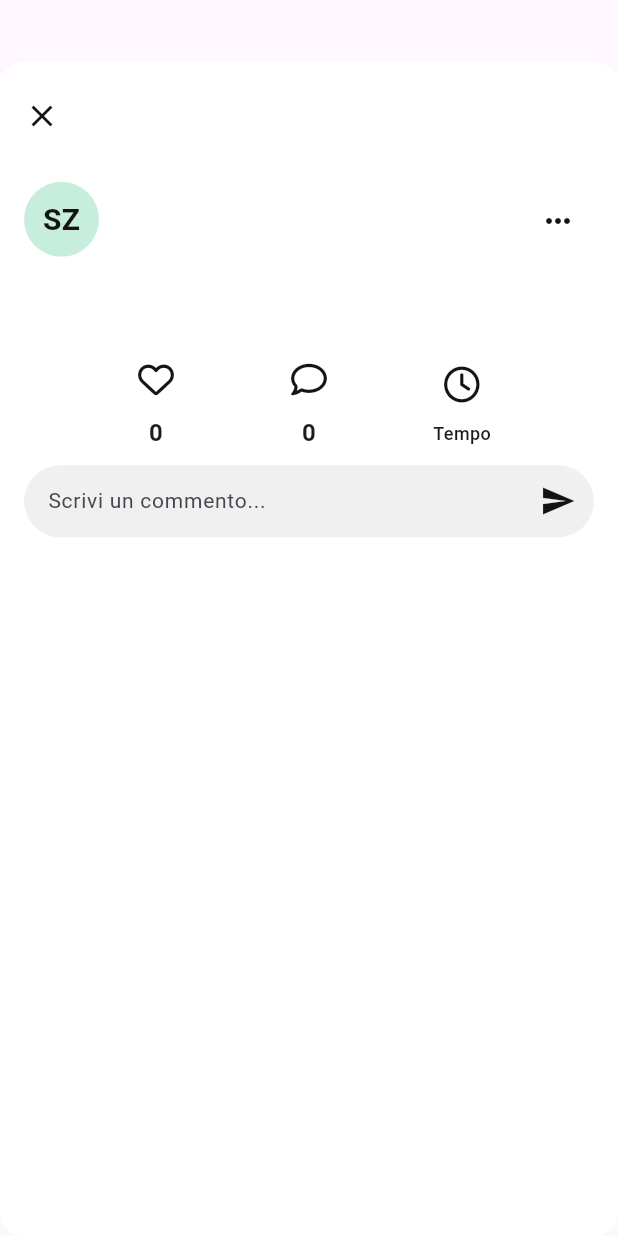
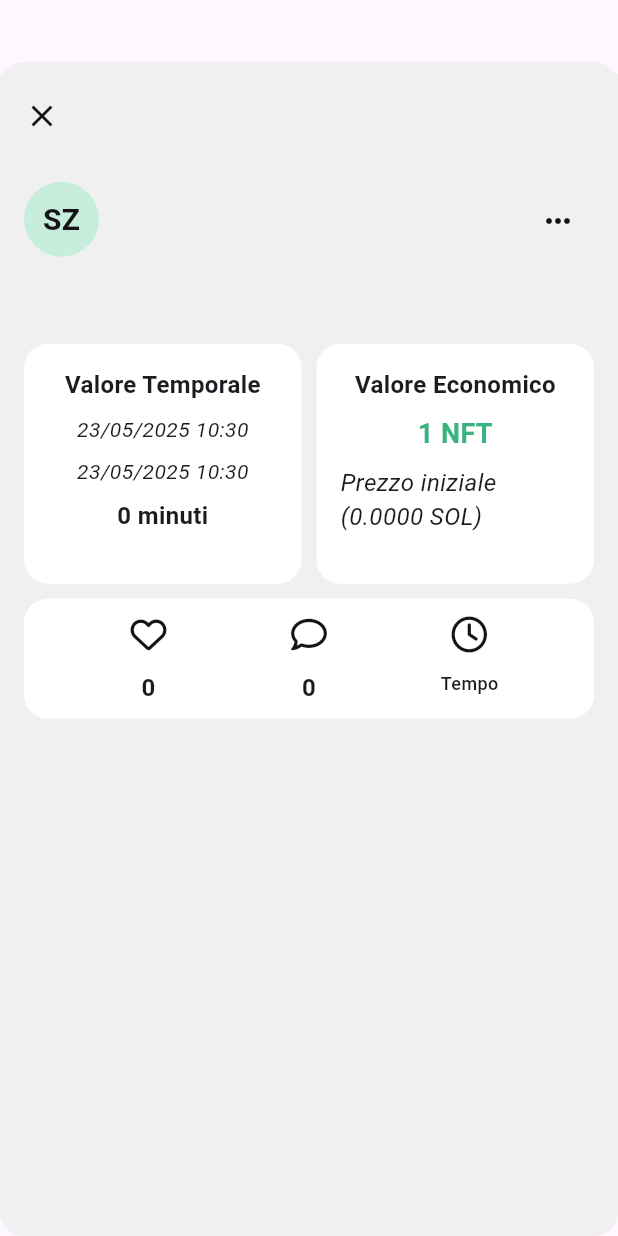
Before and after one commit to p4m-dev/quomia-app, a Flutter app: the BoxModal widget shown alone on an empty page, opened directly with empty values, on a phone screen of 412 x 824 dp. Run offline on Flutter 3.47's test engine with Material 3 defaults, Android fonts, the phone set to English and light mode, and no system bars; our stand-ins replace audioplayers, better_player, cached_network_image, carousel_slider, file_picker, firebase_auth and 10 more; missing offline and left inert: blurhash, video_thumbnail; accounts and stored records are empty; network calls fail; Roboto replaces fonts that are missing (DM Sans).

Commit message:
feat: added time and crypto info inside box modal

```diff
--- a/lib/designSystem/label.dart
+++ b/lib/designSystem/label.dart
@@ -5,13 +5,15 @@ class Label extends StatelessWidget {
   final double? fontSize;
   final FontWeight? fontWeight;
   final Color? color;
+  final FontStyle? fontStyle;
 
   const Label(
       {super.key,
       required this.data,
       this.fontSize,
       this.fontWeight,
-      this.color});
+      this.color,
+      this.fontStyle});
 
   @override
   Widget build(BuildContext context) {
@@ -20,6 +22,7 @@ class Label extends StatelessWidget {
             fontFamily: 'DM Sans',
             fontSize: fontSize ?? 16,
             fontWeight: fontWeight ?? FontWeight.w600,
+            fontStyle: fontStyle ?? FontStyle.normal,
             color: color));
   }
 }
--- a/lib/models/box/nft.dart
+++ b/lib/models/box/nft.dart
@@ -5,6 +5,7 @@ class NFT {
   String mintAddress;
   DateTime startDate;
   DateTime endDate;
+  double initialPrice;
 
   NFT(
       {required this.boxId,
@@ -12,16 +13,17 @@ class NFT {
       required this.uri,
       required this.mintAddress,
       required this.startDate,
-      required this.endDate});
+      required this.endDate,
+      required this.initialPrice});
 
   factory NFT.fromJson(Map<String, dynamic> json) {
     return NFT(
-      boxId: json['boxId'],
-      name: json['name'],
-      uri: json['uri'],
-      mintAddress: json['mintAddress'],
-      startDate: json['startDate'],
-      endDate: json['endDate'],
-    );
+        boxId: json['boxId'],
+        name: json['name'],
+        uri: json['uri'],
+        mintAddress: json['mintAddress'],
+        startDate: DateTime.parse(json['startDate']),
+        endDate: DateTime.parse(json['endDate']),
+        initialPrice: (json['initialPrice'] as num).toDouble());
   }
 }
--- a/lib/utils/date_utils.dart
+++ b/lib/utils/date_utils.dart
@@ -57,4 +57,20 @@ class CustomDateUtils {
   static String parseDate(DateTime dateTime) {
     return fullFormat.format(dateTime);
   }
+
+  static String formatDuration(DateTime startDate, DateTime endDate) {
+    final duration = endDate.difference(startDate);
+
+    if (duration.inMinutes < 60) {
+      return '${duration.inMinutes} minuti';
+    } else {
+      final hours = duration.inHours;
+      final minutes = duration.inMinutes.remainder(60);
+      if (minutes == 0) {
+        return '$hours ore';
+      } else {
+        return '$hours ore e $minutes minuti';
+      }
+    }
+  }
 }
--- a/lib/widgets/home/boxes/box_modal.dart
+++ b/lib/widgets/home/boxes/box_modal.dart
@@ -6,11 +6,13 @@ import 'package:font_awesome_flutter/font_awesome_flutter.dart';
 import 'package:quomia/designSystem/gap.dart';
 import 'package:quomia/designSystem/image.dart';
 import 'package:quomia/designSystem/label.dart';
-import 'package:quomia/designSystem/text_form_field.dart';
 import 'package:quomia/models/box/box.dart';
 import 'package:quomia/models/box/content.dart';
+import 'package:quomia/models/box/dates.dart';
 import 'package:quomia/models/box/info.dart';
+import 'package:quomia/models/box/nft.dart';
 import 'package:quomia/utils/app_colors.dart';
+import 'package:quomia/utils/date_utils.dart';
 
 class BoxModal extends StatefulWidget {
   final Box box;
@@ -69,7 +71,7 @@ class _BoxModalState extends State<BoxModal> {
       builder: (context, scrollController) {
         return Container(
           decoration: BoxDecoration(
-            color: AppColors.light.primaryBackground,
+            color: AppColors.light.background,
             borderRadius: BorderRadius.circular(16),
           ),
           child: SingleChildScrollView(
@@ -78,7 +80,7 @@ class _BoxModalState extends State<BoxModal> {
                 Padding(
                   padding: const EdgeInsets.only(top: 8.0),
                   child: AppBar(
-                    backgroundColor: Colors.white,
+                    backgroundColor: AppColors.light.background,
                     elevation: 0,
                     title: Label(
                       data: widget.box.user.sender,
@@ -119,33 +121,13 @@ class _BoxModalState extends State<BoxModal> {
                       const Gap(
                         height: 10.0,
                       ),
-                      Padding(
-                          padding: const EdgeInsets.symmetric(horizontal: 10),
-                          child: _quickActionsRow(widget.box.info)),
+                      _cryptoContent(widget.box.dates, widget.box.nft),
                       const Gap(
                         height: 10.0,
                       ),
-                      Row(
-                        mainAxisSize: MainAxisSize.max,
-                        children: [
-                          Expanded(
-                            child: SizedBox(
-                              width: double.infinity,
-                              child: CustomTextFormField(
-                                  controller: chatController,
-                                  hintText: 'Scrivi un commento...',
-                                  textInput: TextInputType.text,
-                                  hasSuffixIcon: true,
-                                  suffixIcon: IconButton(
-                                      onPressed: () {},
-                                      icon: Icon(
-                                        Icons.send,
-                                        color: AppColors.light.primaryText,
-                                        size: 24,
-                                      ))),
-                            ),
-                          ),
-                        ],
+                      _quickActionsRow(widget.box.info),
+                      const Gap(
+                        height: 10.0,
                       ),
                     ],
                   ),
@@ -158,8 +140,101 @@ class _BoxModalState extends State<BoxModal> {
     );
   }
 
+  Widget _cryptoContent(Dates dates, NFT nft) {
+    return Row(
+        mainAxisAlignment: MainAxisAlignment.spaceEvenly,
+        mainAxisSize: MainAxisSize.max,
+        children: [
+          Expanded(
+            child: Container(
+              height: 160,
+              decoration: BoxDecoration(
+                color: AppColors.light.primaryBackground,
+                borderRadius: BorderRadius.circular(16),
+              ),
+              child: Column(mainAxisSize: MainAxisSize.max, children: [
+                const Padding(
+                    padding: EdgeInsetsDirectional.fromSTEB(0, 16, 0, 0),
+                    child: Label(
+                        data: 'Valore Temporale', fontWeight: FontWeight.w600)),
+                const Gap(
+                  height: 8.0,
+                ),
+                Label(
+                    data: CustomDateUtils.parseDate(dates.startDate),
+                    fontSize: 14,
+                    fontWeight: FontWeight.normal,
+                    fontStyle: FontStyle.italic),
+                const Gap(
+                  height: 8.0,
+                ),
+                Label(
+                    data: CustomDateUtils.parseDate(dates.endDate),
+                    fontStyle: FontStyle.italic,
+                    fontSize: 14,
+                    fontWeight: FontWeight.normal),
+                const Gap(
+                  height: 8.0,
+                ),
+                Label(
+                  data: CustomDateUtils.formatDuration(
+                      dates.startDate, dates.endDate),
+                  fontWeight: FontWeight.bold,
+                )
+              ]),
+            ),
+          ),
+          const Gap(
+            width: 10.0,
+          ),
+          Expanded(
+            child: Container(
+              height: 160,
+              decoration: BoxDecoration(
+                color: AppColors.light.primaryBackground,
+                borderRadius: BorderRadius.circular(16),
+              ),
+              child: Padding(
+                padding: const EdgeInsets.all(16.0),
+                child: Column(mainAxisSize: MainAxisSize.max, children: [
+                  const Label(
+                      data: 'Valore Economico', fontWeight: FontWeight.w600),
+                  const Gap(
+                    height: 8.0,
+                  ),
+                  Label(
+                    data: '1 NFT',
+                    fontWeight: FontWeight.bold,
+                    fontSize: 18,
+                    color: AppColors.light.primary,
+                  ),
+                  const Gap(
+                    height: 8.0,
+                  ),
+                  Label(
+                    data:
+                        "Prezzo iniziale (${nft.initialPrice.toStringAsFixed(4)} SOL)",
+                    fontWeight: FontWeight.normal,
+                    fontStyle: FontStyle.italic,
+                  ),
+                  const Gap(
+                    height: 8.0,
+                  ),
+                ]),
+              ),
+            ),
+          ),
+        ]);
+  }
+
   Widget _quickActionsRow(Info info) {
-    return Row(
+    return Container(
+      height: 80,
+      decoration: BoxDecoration(
+        color: AppColors.light.primaryBackground,
+        borderRadius: BorderRadius.circular(16),
+      ),
+      child: Row(
         mainAxisAlignment: MainAxisAlignment.spaceEvenly,
         mainAxisSize: MainAxisSize.max,
         children: [
@@ -208,6 +283,7 @@ class _BoxModalState extends State<BoxModal> {
             ],
           ),
         ],
+      ),
     );
   }
 
@@ -278,7 +354,7 @@ class _BoxModalState extends State<BoxModal> {
       width: MediaQuery.of(context).size.width,
       height: itemHeight,
       decoration: BoxDecoration(
-        color: AppColors.light.background,
+        color: AppColors.light.primaryBackground,
         borderRadius: BorderRadius.circular(16),
       ),
       child: SingleChildScrollView(
```
Lines whose indentation alone changed are shown as unchanged.
